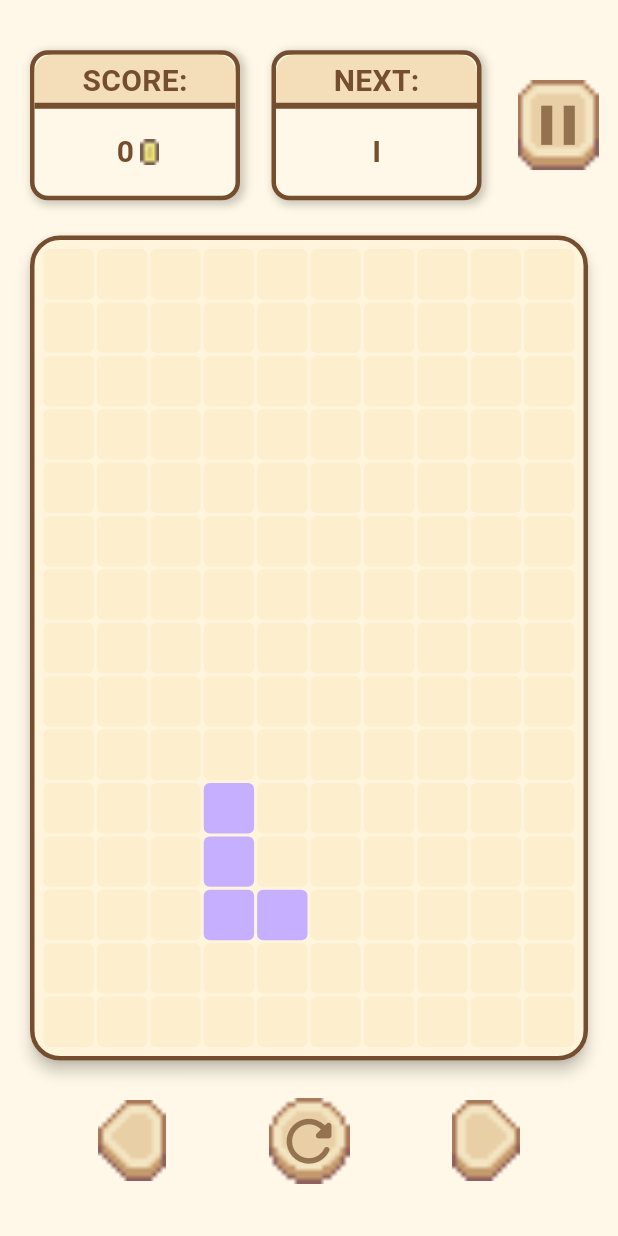
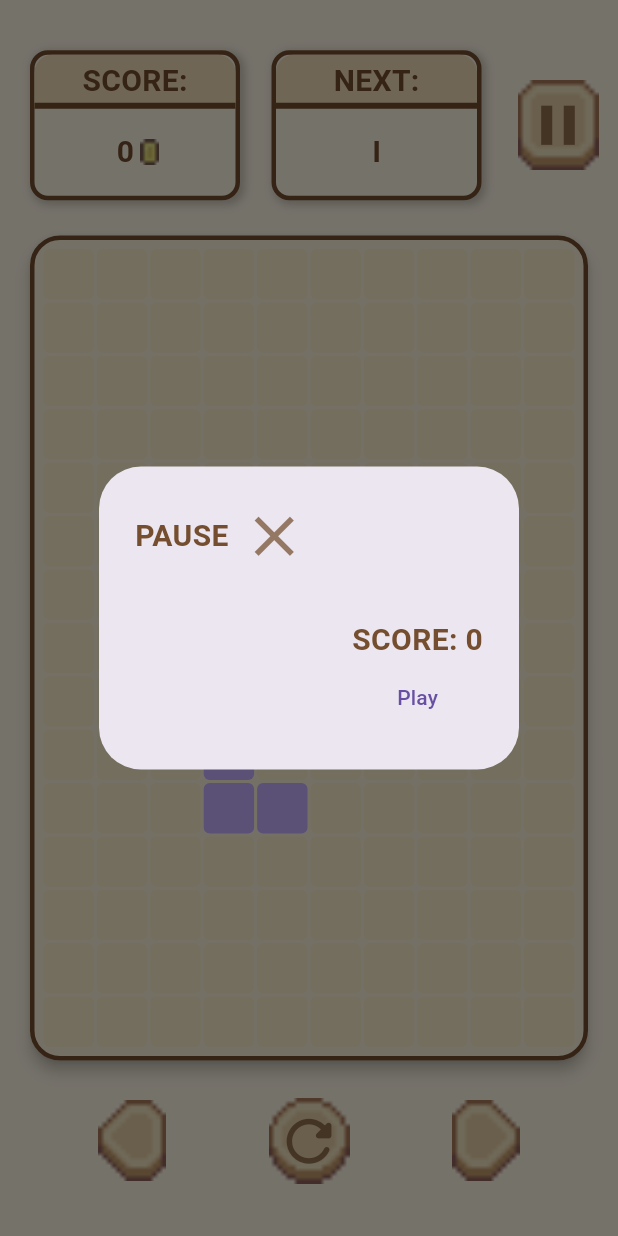
Before and after one commit to Alex-Yu21/tetris, a Flutter app: the screen it shows after launch, after a tap on the "pause" icon, on a phone screen of 412 x 824 dp. Run offline on Flutter 3.47's test engine with Material 3 defaults, Android fonts, the phone set to English and light mode, and no system bars.

Commit message:
feat: pause/game over dialog

```diff
--- a/lib/domain/logic/game_manager.dart
+++ b/lib/domain/logic/game_manager.dart
@@ -13,6 +13,7 @@ class GameManager {
   Piece? nextPiece;
   int currentScore = 0;
   bool gameOver = false;
+  bool isPaused = false;
 
   void startGame() {
     currentPiece.initializePiece();
@@ -36,6 +37,7 @@ class GameManager {
 
   void gameLoop(Duration frameRate) {
     Timer.periodic(frameRate, (timer) {
+      if (isPaused) return;
       if (checkCollision(Direction.down)) {
         chekLanding();
       } else {
--- a/lib/presentation/screens/board.dart
+++ b/lib/presentation/screens/board.dart
@@ -3,6 +3,7 @@ import 'package:tetris/domain/logic/game_manager.dart';
 import 'package:tetris/presentation/widgets/button_icon_widget.dart';
 import 'package:tetris/presentation/widgets/button_widget.dart';
 import 'package:tetris/presentation/widgets/card_widget.dart';
+import 'package:tetris/presentation/widgets/pause_dialog.dart';
 import 'package:tetris/presentation/widgets/pixel_widget.dart';
 import 'package:tetris/domain/entities/values.dart';
 
@@ -19,13 +20,38 @@ class _BoardState extends State<BoardScreen> {
   @override
   void initState() {
     super.initState();
+
     widget.manager.onTick = () {
       setState(() {});
     };
+
+    widget.manager.onGameOver = () {
+      widget.manager.isPaused = true;
+      _pauseDialog(isGameOver: true);
+    };
+
     widget.manager.startGame();
-    widget.manager.onGameOver = () {
-      _showGameOverDialog();
-    };
+  }
+
+  Future<void> _pauseDialog({required bool isGameOver}) {
+    return showDialog(
+      context: context,
+      barrierDismissible: false,
+      builder:
+          (_) => PauseDialog(
+            score: widget.manager.currentScore,
+            isGameOver: isGameOver,
+            onContinue: () {
+              Navigator.pop(context);
+              setState(() {
+                if (isGameOver) {
+                  widget.manager.startGame();
+                }
+                widget.manager.isPaused = false;
+              });
+            },
+          ),
+    );
   }
 
   @override
@@ -56,9 +82,9 @@ class _BoardState extends State<BoardScreen> {
             title: 'SCORE:',
             result: Row(
               mainAxisAlignment: MainAxisAlignment.center,
-              spacing: 8,
               children: [
                 Text(widget.manager.currentScore.toString()),
+                const SizedBox(width: 8),
                 Transform.scale(
                   scale: 2.5,
                   child: Image.asset('assets/icons/coin.png'),
@@ -79,8 +105,13 @@ class _BoardState extends State<BoardScreen> {
           ButtonIconWidget(
             normalImage: 'assets/buttons/button.png',
             pressedImage: 'assets/buttons/button_pr.png',
-            onTap: () {},
-            icon: Icon(Icons.pause),
+            icon: const Icon(Icons.pause),
+            onTap: () {
+              setState(() {
+                widget.manager.isPaused = true;
+              });
+              _pauseDialog(isGameOver: false);
+            },
           ),
         ],
       ),
@@ -93,18 +124,27 @@ class _BoardState extends State<BoardScreen> {
       children: [
         ButtonWidget(
           normalImage: 'assets/buttons/arrow_left.png',
-          onTap: widget.manager.moveLeft,
+          onTap: () {
+            widget.manager.moveLeft();
+            setState(() {});
+          },
           pressedImage: 'assets/buttons/arrow_left_pr.png',
         ),
         ButtonIconWidget(
-          icon: Icon(Icons.refresh_rounded),
+          icon: const Icon(Icons.refresh_rounded),
           normalImage: 'assets/buttons/button_circle.png',
           pressedImage: 'assets/buttons/button_circle_pr.png',
-          onTap: widget.manager.rotatePiece,
+          onTap: () {
+            widget.manager.rotatePiece();
+            setState(() {});
+          },
         ),
         ButtonWidget(
           normalImage: 'assets/buttons/arrow_right.png',
-          onTap: widget.manager.moveRight,
+          onTap: () {
+            widget.manager.moveRight();
+            setState(() {});
+          },
           pressedImage: 'assets/buttons/arrow_right_pr.png',
         ),
       ],
@@ -130,11 +170,10 @@ class _BoardState extends State<BoardScreen> {
             } else if (widget.manager.gameBoard[row][col] != null) {
               final Tetromino? tetrominoType =
                   widget.manager.gameBoard[row][col];
-
               return PixelWidget(color: tetrominoColors[tetrominoType]!);
             } else {
-              return PixelWidget(
-                color: const Color.fromARGB(255, 253, 239, 205),
+              return const PixelWidget(
+                color: Color.fromARGB(255, 253, 239, 205),
               );
             }
           },
@@ -142,6 +181,4 @@ class _BoardState extends State<BoardScreen> {
       ),
     );
   }
-
-  void _showGameOverDialog() {}
 }
--- a/lib/presentation/widgets/button_icon_widget.dart
+++ b/lib/presentation/widgets/button_icon_widget.dart
@@ -3,7 +3,7 @@ import 'package:flutter/material.dart';
 class ButtonIconWidget extends StatefulWidget {
   final String normalImage;
   final String pressedImage;
-  final VoidCallback onTap;
+  final VoidCallback? onTap;
   final Icon icon;
   final double size;
 
--- a/lib/presentation/widgets/button_widget.dart
+++ b/lib/presentation/widgets/button_widget.dart
@@ -3,7 +3,7 @@ import 'package:flutter/material.dart';
 class ButtonWidget extends StatefulWidget {
   final String normalImage;
   final String pressedImage;
-  final VoidCallback onTap;
+  final VoidCallback? onTap;
   final double size;
 
   const ButtonWidget({
--- /dev/null
+++ b/lib/presentation/widgets/pause_dialog.dart
@@ -0,0 +1,40 @@
+import 'package:flutter/material.dart';
+
+class PauseDialog extends StatelessWidget {
+  const PauseDialog({
+    super.key,
+    required this.isGameOver,
+    required this.onContinue,
+    required this.score,
+  });
+
+  final bool isGameOver;
+  final VoidCallback onContinue;
+  final int score;
+
+  @override
+  Widget build(BuildContext context) {
+    return AlertDialog(
+      content: Row(
+        children: [
+          Text(isGameOver ? 'GAME OVER' : 'PAUSE'),
+          IconButton(
+            icon: const Icon(Icons.close),
+            onPressed: () => Navigator.pop(context),
+          ),
+        ],
+      ),
+      actions: [
+        Column(
+          children: [
+            Text('SCORE: $score'),
+            TextButton(
+              onPressed: onContinue,
+              child: isGameOver ? const Text('Restart') : const Text('Play'),
+            ),
+          ],
+        ),
+      ],
+    );
+  }
+}
```
